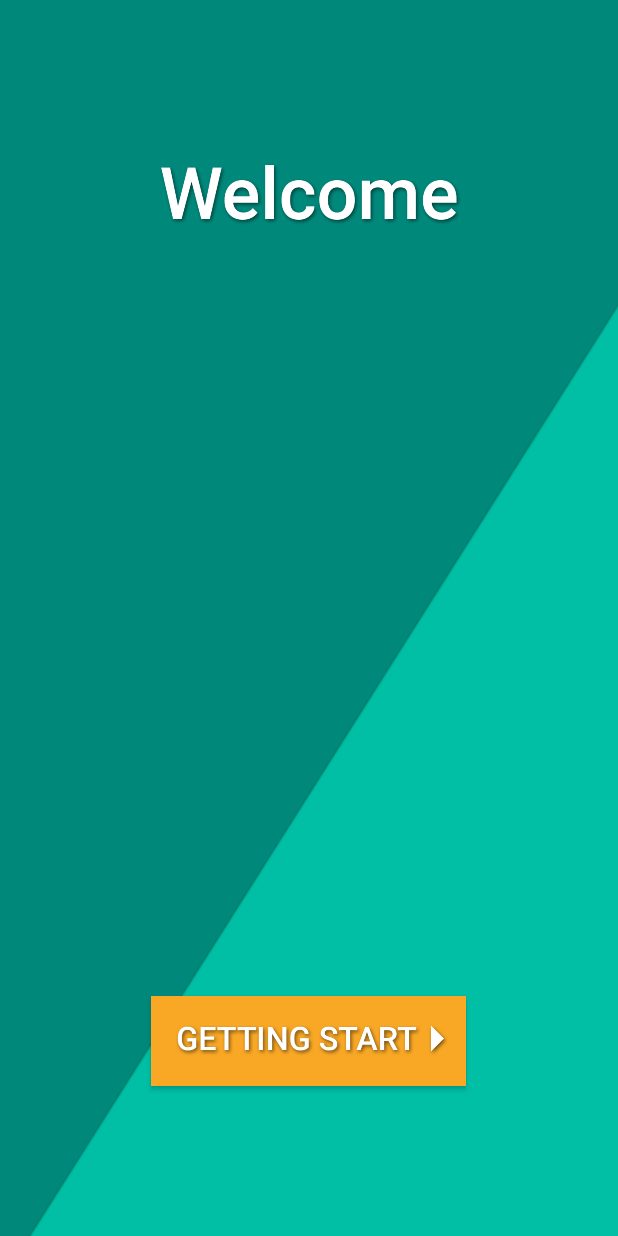
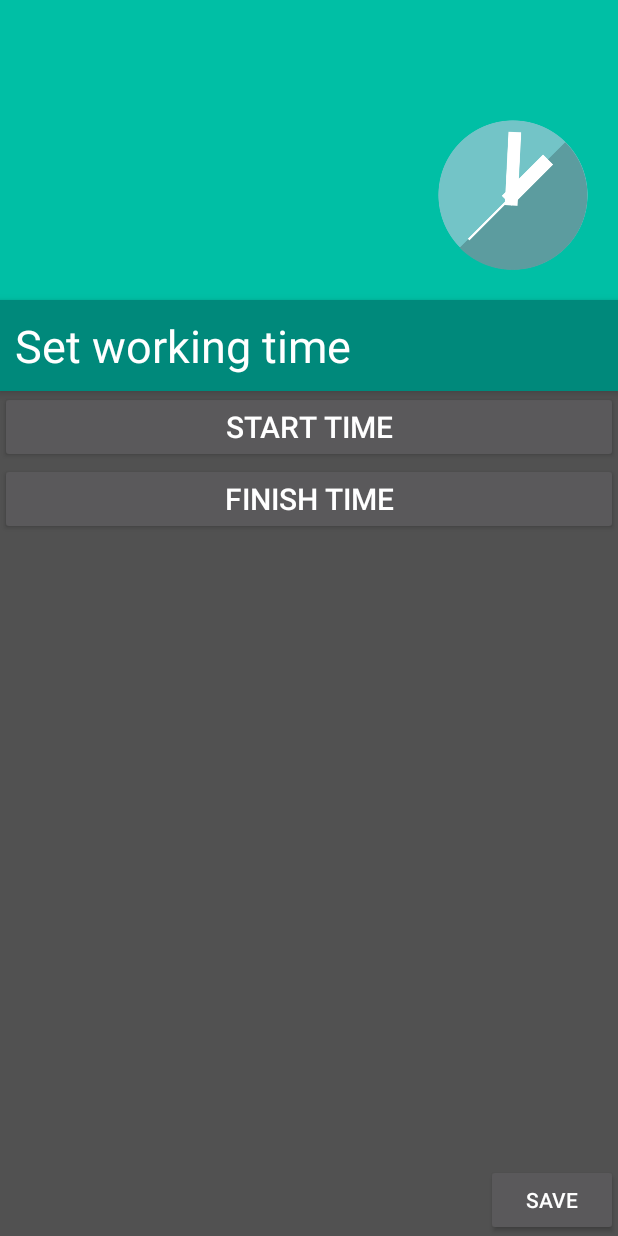
Before and after one commit to outnotin/ui-test, an Android app: the screen it shows after launch (MainActivity), on a phone screen of 412 x 824 dp. Run offline under Robolectric (Android 15) with nearby library versions, the phone set to English and light mode, and no system bars.

Commit message:
commit before home

```diff
--- a/app/src/main/java/com/augmentis/ayp/ui_test/MainActivity.java
+++ b/app/src/main/java/com/augmentis/ayp/ui_test/MainActivity.java
@@ -10,7 +10,7 @@ public class MainActivity extends SingleFragmentActivity{
 
     @Override
     protected Fragment onCreateFragment() {
-        return MainFragment.newInstance();
+        return SecondFragment.newInstance();
     }
 
     public static Intent newIntent(Context context){
--- a/app/src/main/java/com/augmentis/ayp/ui_test/MainFragment.java
+++ b/app/src/main/java/com/augmentis/ayp/ui_test/MainFragment.java
@@ -40,26 +40,20 @@ public class MainFragment extends Fragment {
     @Nullable
     @Override
     public View onCreateView(LayoutInflater inflater, @Nullable ViewGroup container, @Nullable Bundle savedInstanceState) {
-        View v = inflater.inflate(R.layout.activity_main, container, false);
-        backgroundImage = (ImageView) v.findViewById(R.id.background_image);
-        welcomeText = (ImageView) v.findViewById(R.id.welcome_text);
-        gettingStartButton = (Button) v.findViewById(R.id.getting_start_button);
-
-        backgroundImage.setBackground(getResources().getDrawable(R.drawable.slidein));
-        welcomeText.setBackground(getResources().getDrawable(R.drawable.welcome));
-        gettingStartButton.setBackground(getResources().getDrawable(R.drawable.gettingstartbutton));
-        gettingStartButton.setOnClickListener(new View.OnClickListener() {
-            @Override
-            public void onClick(View view) {
-//                welcomeAnimate(welcomeText);
-
-            }
-        });
-
-//        welcomeAnimate(welcomeText);
-
-
-
+        View v = inflater.inflate(R.layout.time_setting_fragment, container, false);
+//        backgroundImage = (ImageView) v.findViewById(R.id.background_image);
+//        welcomeText = (ImageView) v.findViewById(R.id.welcome_text);
+//        gettingStartButton = (Button) v.findViewById(R.id.getting_start_button);
+//
+//        backgroundImage.setBackground(getResources().getDrawable(R.drawable.slidein));
+//        welcomeText.setBackground(getResources().getDrawable(R.drawable.welcome));
+//        gettingStartButton.setBackground(getResources().getDrawable(R.drawable.gettingstartbutton));
+//        gettingStartButton.setOnClickListener(new View.OnClickListener() {
+//            @Override
+//            public void onClick(View view) {
+//
+//            }
+//        });
         return v;
     }
 
@@ -73,6 +67,6 @@ public class MainFragment extends Fragment {
     @Override
     public void onViewCreated(View view, @Nullable Bundle savedInstanceState) {
         super.onViewCreated(view, savedInstanceState);
-        welcomeText.animate().translationY(0).setDuration(3000).start();
+//        welcomeText.animate().translationY(0).setDuration(3000).start();
     }
 }
--- /dev/null
+++ b/app/src/main/java/com/augmentis/ayp/ui_test/SecondFragment.java
@@ -0,0 +1,112 @@
+package com.augmentis.ayp.ui_test;
+
+import android.os.Bundle;
+import android.support.annotation.Nullable;
+import android.support.v4.app.Fragment;
+import android.util.Log;
+import android.view.LayoutInflater;
+import android.view.View;
+import android.view.ViewGroup;
+import android.widget.Button;
+import android.widget.LinearLayout;
+import android.widget.TimePicker;
+
+import static android.content.ContentValues.TAG;
+
+/**
+ * Created by Noppharat on 10/21/2016.
+ */
+
+public class SecondFragment extends Fragment{
+
+    private Button startTimeButton;
+    private Button finishTimeButton;
+    private TimePicker startTimePicker;
+    private TimePicker finishTimePicker;
+    private Boolean isStartClick;
+    private Boolean isFinishClick;
+
+    private LinearLayout startTimeLinear;
+    private LinearLayout finishTimeLinear;
+
+    public static SecondFragment newInstance() {
+
+        Bundle args = new Bundle();
+
+        SecondFragment fragment = new SecondFragment();
+        fragment.setArguments(args);
+        return fragment;
+    }
+
+    @Override
+    public void onCreate(@Nullable Bundle savedInstanceState) {
+        super.onCreate(savedInstanceState);
+        isStartClick = false;
+        isFinishClick = false;
+    }
+
+    @Nullable
+    @Override
+    public View onCreateView(LayoutInflater inflater, @Nullable ViewGroup container, @Nullable Bundle savedInstanceState) {
+        View v = inflater.inflate(R.layout.time_setting_fragment, container, false);
+
+        startTimeLinear = (LinearLayout) v.findViewById(R.id.start_time_linear);
+        finishTimeLinear = (LinearLayout) v.findViewById(R.id.finish_time_linear);
+
+        startTimeButton = (Button) v.findViewById(R.id.start_time_label);
+
+        startTimeButton.setOnClickListener(new View.OnClickListener() {
+            @Override
+            public void onClick(View view) {
+                Log.d(TAG, "onClick: start clicked" + startTimeLinear.getBottom());
+                if(!isStartClick){
+                    startTimeLinear.animate().setDuration(1000).translationY(startTimeButton.getBottom()/2).alpha(1.0f).start();
+                    finishTimeButton.animate().setDuration(1000).translationY(startTimeLinear.getBottom()).start();
+                    finishTimeLinear.animate().setDuration(1000).translationY(+1000).alpha(0.0f).start();
+                    isStartClick = true;
+                    isFinishClick = false;
+                }else{
+                    startTimeLinear.animate().setDuration(1000).translationY(-1000).alpha(0.0f).start();
+                    finishTimeLinear.animate().setDuration(1000).translationY(+1000).alpha(0.0f).start();
+                    finishTimeButton.animate().setDuration(1000).translationY(0).start();
+                    isStartClick = false;
+                }
+            }
+        });
+
+        startTimePicker = (TimePicker) v.findViewById(R.id.start_time_picker);
+
+        finishTimeButton = (Button) v.findViewById(R.id.finish_time_label);
+        finishTimeButton.setOnClickListener(new View.OnClickListener() {
+            @Override
+            public void onClick(View view) {
+                if(!isFinishClick){
+                    isFinishClick = true;
+                    isStartClick = false;
+                    finishTimeButton.animate().setDuration(1000).translationY(0).start();
+                    finishTimeLinear.animate().setDuration(1000).translationY(finishTimeButton.getBottom()).alpha(1.0f).start();
+                    startTimeLinear.animate().setDuration(1000).translationY(-1000).alpha(0.0f).start();
+                }else{
+                    isFinishClick = false;
+                    finishTimeButton.animate().setDuration(1000).translationY(0).start();
+                    startTimeLinear.animate().setDuration(1000).translationY(-1000).alpha(0.0f).start();
+                    finishTimeLinear.animate().setDuration(1000).translationY(+1000).alpha(0.0f).start();
+                }
+            }
+        });
+        finishTimePicker = (TimePicker) v.findViewById(R.id.finish_time_picker);
+
+
+        return v;
+    }
+
+    @Override
+    public void onViewCreated(View view, @Nullable Bundle savedInstanceState) {
+        super.onViewCreated(view, savedInstanceState);
+        startTimeLinear.animate().alpha(0.0f).start();
+        finishTimeLinear.animate().alpha(0.0f).start();
+
+        finishTimeButton.setY(-startTimeLinear.getBottom());
+        startTimeLinear.setY(-startTimeLinear.getBottom());
+    }
+}
--- a/app/src/main/res/layout/activity_main.xml
+++ b/app/src/main/res/layout/activity_main.xml
@@ -15,8 +15,8 @@
 
     <ImageView
         android:layout_marginTop="100dp"
-        android:layout_width="210dp"
-        android:layout_height="60dp"
+        android:layout_width="250dp"
+        android:layout_height="70dp"
         android:id="@+id/welcome_text"
         android:layout_centerInParent="true"
         android:layout_alignParentTop="true"/>
--- /dev/null
+++ b/app/src/main/res/layout/time_setting_fragment.xml
@@ -0,0 +1,124 @@
+<?xml version="1.0" encoding="utf-8"?>
+<LinearLayout xmlns:android="http://schemas.android.com/apk/res/android"
+    android:orientation="vertical"
+    android:id="@+id/time_setting_fragment"
+    android:layout_width="match_parent"
+    android:layout_height="match_parent"
+    android:background="#515151"
+    >
+
+    <android.support.v7.widget.Toolbar
+        android:layout_width="match_parent"
+        android:layout_height="200dp"
+        android:id="@+id/time_setting_toolbar"
+        android:background="@color/colorPrimary"
+        android:elevation="2dp"
+        android:title="">
+
+        <LinearLayout
+            android:layout_width="match_parent"
+            android:layout_height="match_parent"
+            android:orientation="vertical"
+            android:gravity="bottom|right"
+            android:layout_marginBottom="20dp"
+            android:layout_marginRight="20dp">
+
+            <ImageView
+                android:layout_width="100dp"
+                android:layout_height="100dp"
+                android:background="@drawable/alarm"
+                android:elevation="4dp"
+                />
+        </LinearLayout>
+
+
+    </android.support.v7.widget.Toolbar>
+
+    <TextView
+        android:layout_width="match_parent"
+        android:layout_height="wrap_content"
+        android:text="Set working time"
+        android:textSize="30dp"
+        android:background="@color/colorPrimaryDark"
+        android:padding="10dp"
+        android:textColor="#ffffff"
+        android:elevation="4dp"/>
+
+    <!--<ScrollView-->
+        <!--android:layout_width="match_parent"-->
+        <!--android:layout_height="match_parent">-->
+
+        <RelativeLayout
+            android:layout_width="match_parent"
+            android:layout_height="match_parent"
+            android:orientation="vertical">
+
+            <Button
+                android:id="@+id/start_time_label"
+                android:layout_width="match_parent"
+                android:layout_height="wrap_content"
+                android:text="START TIME"
+                android:textColor="#ffffff"
+                android:textSize="20dp"
+                android:padding="10dp"/>
+
+            <LinearLayout
+                android:id="@+id/start_time_linear"
+                android:layout_width="match_parent"
+                android:layout_height="220dp"
+                android:orientation="vertical">
+
+                <TimePicker
+                    android:id="@+id/start_time_picker"
+                    android:layout_width="match_parent"
+                    android:layout_height="wrap_content"
+                    android:timePickerMode="spinner"
+                    ></TimePicker>
+
+            </LinearLayout>
+
+
+            <Button
+                android:layout_below="@id/start_time_label"
+                android:id="@+id/finish_time_label"
+                android:layout_width="match_parent"
+                android:layout_height="wrap_content"
+                android:text="FINISH TIME"
+                android:textColor="#ffffff"
+                android:textSize="20dp"
+                android:padding="10dp"/>
+
+            <LinearLayout
+                android:layout_width="match_parent"
+                android:layout_height="wrap_content"
+                android:orientation="vertical"
+                android:id="@+id/finish_time_linear">
+
+                <TimePicker
+                    android:id="@+id/finish_time_picker"
+                    android:layout_width="match_parent"
+                    android:layout_height="wrap_content"
+                    android:timePickerMode="spinner"
+                    ></TimePicker>
+
+            </LinearLayout>
+
+            <Button
+                android:paddingTop="10dp"
+                android:layout_width="wrap_content"
+                android:layout_height="wrap_content"
+                android:layout_alignParentBottom="true"
+                android:layout_alignParentRight="true"
+                android:text="SAVE"/>
+
+
+
+
+        </RelativeLayout>
+
+
+    <!--</ScrollView>-->
+
+
+
+</LinearLayout>
--- a/app/src/main/res/values/colors.xml
+++ b/app/src/main/res/values/colors.xml
@@ -1,6 +1,6 @@
 <?xml version="1.0" encoding="utf-8"?>
 <resources>
-    <color name="colorPrimary">#3F51B5</color>
-    <color name="colorPrimaryDark">#303F9F</color>
-    <color name="colorAccent">#FF4081</color>
+    <color name="colorPrimary">#00bfa5</color>
+    <color name="colorPrimaryDark">#00897b</color>
+    <color name="colorAccent">#f9a825</color>
 </resources>
--- a/app/src/main/res/values/styles.xml
+++ b/app/src/main/res/values/styles.xml
@@ -8,4 +8,8 @@
         <item name="colorAccent">@color/colorAccent</item>
     </style>
 
+    <style name="TimePickerStyle">
+        <item name="android:textColor">@color/colorAccent</item>
+    </style>
+
 </resources>
--- a/build.gradle
+++ b/build.gradle
@@ -5,7 +5,7 @@ buildscript {
         jcenter()
     }
     dependencies {
-        classpath 'com.android.tools.build:gradle:2.2.0'
+        classpath 'com.android.tools.build:gradle:2.2.2'
 
         // NOTE: Do not place your application dependencies here; they belong
         // in the individual module build.gradle files
```
Also changed, not shown: app/src/main/res/drawable/alarm.png (added), app/src/main/res/drawable/bell.png (added), app/src/main/res/drawable/day.png (added).
